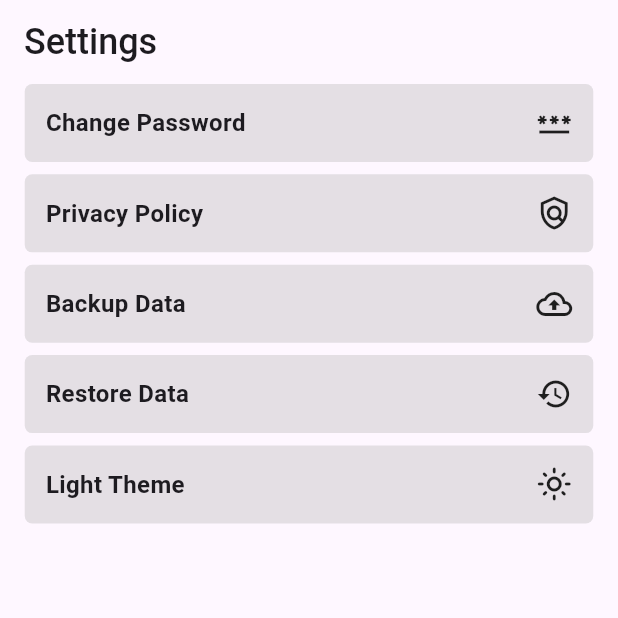
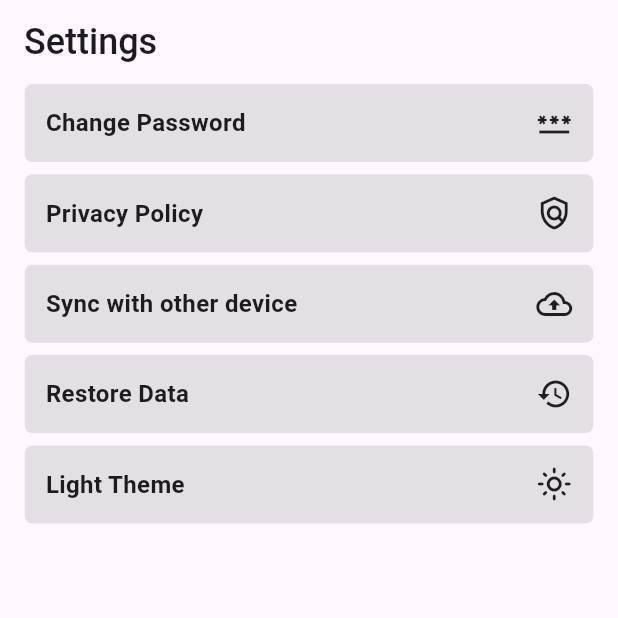
Before and after one commit to praneshp1org/AuthCrypt, a Flutter app: the SettingsPage screen opened directly, on a phone screen of 412 x 824 dp, the top half of it. Run offline on Flutter 3.47's test engine with Material 3 defaults, Android fonts, the phone set to English and light mode, and no system bars; our stand-ins replace cached_network_image, flutter_native_splash, flutter_svg, form_field_validator, local_auth, persistent_bottom_nav_bar and 2 more; missing offline and left inert: encrypt, favicon; accounts and stored records are empty; statements that could not run were skipped.

Commit message:
readme update

```diff
--- a/lib/screens/settings/settings.dart
+++ b/lib/screens/settings/settings.dart
@@ -88,7 +88,7 @@ class _SettingsPageState extends State<SettingsPage> {
               ),
               _buildSettingList(
                 context: context,
-                title: 'Backup Data',
+                title: 'Sync with other device',
                 icon: Icons.backup_outlined,
                 ontap: () {
                   ScaffoldMessenger.of(context).showSnackBar(
```
Also changed, not shown: 7 other files.
